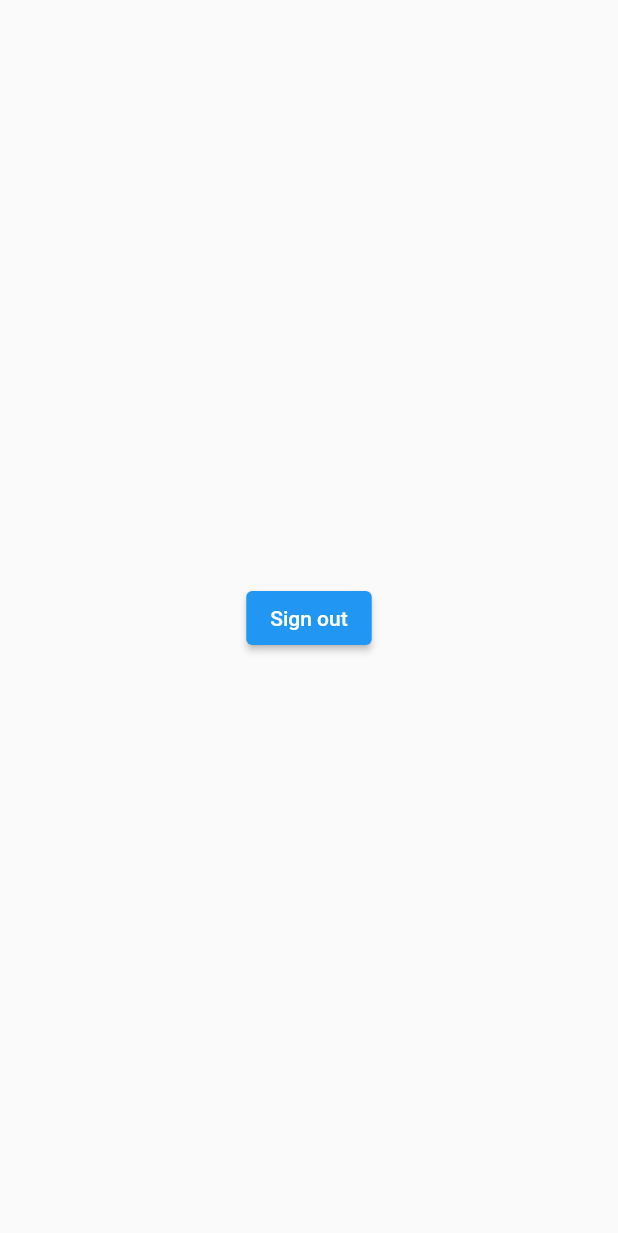
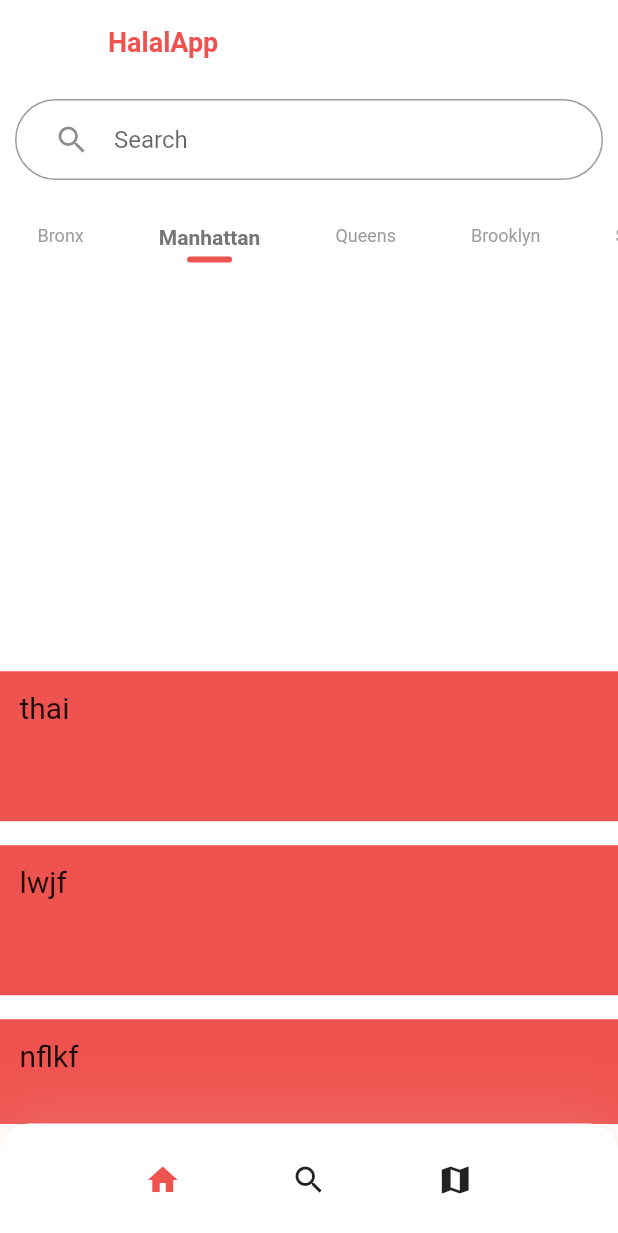
Before and after one commit to RadhyyahHossain/HalalApp, a Flutter app: the AuthScreen screen opened by its route, on a phone screen of 412 x 824 dp. Shown: the top 1233 px of the screen. Run offline on Flutter 3.47's test engine with Material 2 defaults, Android fonts, the phone set to English and light mode, and no system bars; our stand-ins replace firebase_auth, firebase_core; accounts and stored records are empty.

Commit message:
making main part of homepage

```diff
--- /dev/null
+++ b/lib/components/bottom_navbar.dart
@@ -0,0 +1,43 @@
+import 'package:flutter/material.dart';
+import 'package:halalapp/constants.dart';
+
+class bottomNavBar extends StatelessWidget {
+  const bottomNavBar({
+    Key? key,
+  }) : super(key: key);
+
+  @override
+  Widget build(BuildContext context) {
+    return Container(
+      padding: EdgeInsets.symmetric(horizontal: 35),
+      height: 75,
+      width: double.infinity,
+      decoration: BoxDecoration(
+        color: Colors.white,
+        borderRadius: BorderRadius.only(
+          topLeft: Radius.circular(20),
+          topRight: Radius.circular(20),
+        ),
+        boxShadow: [
+          BoxShadow(
+              offset: Offset(0, -7),
+              blurRadius: 33,
+              color: Color.fromARGB(255, 232, 181, 161).withOpacity(0.25)),
+        ],
+      ),
+      child: Row(
+        mainAxisAlignment: MainAxisAlignment.spaceEvenly,
+        children: <Widget>[
+          IconButton(
+              onPressed: () {},
+              icon: Icon(
+                Icons.home,
+                color: kPrimaryColor,
+              )),
+          IconButton(onPressed: () {}, icon: Icon(Icons.search)),
+          IconButton(onPressed: () {}, icon: Icon(Icons.map)),
+        ],
+      ),
+    );
+  }
+}
--- /dev/null
+++ b/lib/components/resturants.dart
@@ -0,0 +1,30 @@
+import 'package:flutter/material.dart';
+import 'package:halalapp/constants.dart';
+
+class Resturants extends StatelessWidget {
+  final String names;
+
+  const Resturants({
+    Key? key,
+    required this.names,
+  }) : super(key: key);
+
+  @override
+  Widget build(BuildContext context) {
+    return Padding(
+      padding: const EdgeInsets.symmetric(vertical: 8.0),
+      child: Container(
+        height: 100,
+        color: kPrimaryColor,
+        child: Padding(
+          padding: const EdgeInsets.all(13.0),
+          child: Text(
+            names,
+            textAlign: TextAlign.left,
+            style: TextStyle(fontSize: 20),
+          ),
+        ),
+      ),
+    );
+  }
+}
--- a/lib/main.dart
+++ b/lib/main.dart
@@ -6,6 +6,7 @@ import 'screens/login_page.dart';
 
 import 'package:firebase_core/firebase_core.dart';
 import 'firebase_options.dart';
+import 'package:halalapp/screens/home_page.dart';
 
 void main() async {
   WidgetsFlutterBinding.ensureInitialized();
@@ -25,7 +26,7 @@ class HomeScreen extends StatelessWidget {
       initialRoute: "/onboarding",
       routes: {
         "/login": (context) => AuthScreen(),
-        "/home": (context) => HomePage(),
+        "/home": (context) => HomeMainPage(),
         "/onboarding": (context) => OnboardingScreen(),
       },
     );
--- a/lib/screens/auth_screen.dart
+++ b/lib/screens/auth_screen.dart
@@ -1,6 +1,7 @@
 import 'package:firebase_auth/firebase_auth.dart';
 import 'package:firebase_core/firebase_core.dart';
 import 'package:flutter/material.dart';
+import 'package:halalapp/screens/home_page.dart';
 import 'package:halalapp/screens/list_screen.dart';
 import 'package:halalapp/screens/login_page.dart';
 
@@ -15,7 +16,7 @@ class AuthScreen extends StatelessWidget {
         builder: (context, snapshot) {
           //if logged in
           if (snapshot.hasData) {
-            return ListScreen();
+            return HomeMainPage();
           } else {
             return LoginPage();
           }
--- a/lib/screens/home_page.dart
+++ b/lib/screens/home_page.dart
@@ -1,15 +1,35 @@
 import 'package:flutter/material.dart';
 import 'package:halalapp/components/borough_list.dart';
+import 'package:halalapp/components/bottom_navbar.dart';
+import 'package:halalapp/components/resturants.dart';
 import 'package:halalapp/components/search_box.dart';
 import 'package:halalapp/constants.dart';
+//import 'package:custom_sliding_segmented_control/custom_sliding_segmented_control.dart';
 
-class HomePage extends StatelessWidget {
-  const HomePage({super.key});
+class HomeMainPage extends StatefulWidget {
+  HomeMainPage({super.key});
+
+  @override
+  State<HomeMainPage> createState() => _HomeMainPageState();
+}
+
+class _HomeMainPageState extends State<HomeMainPage> {
+  List<String> boroughs = [
+    "Bronx",
+    "Manhattan",
+    "Queens",
+    "Brooklyn",
+    "Staten Island"
+  ];
+  int _boroughIndex = 1;
+
+  List<String> rest = ["thai", "lwjf", "nflkf", "ksdbk"];
 
   @override
   Widget build(BuildContext context) {
     return Scaffold(
       backgroundColor: Colors.white,
+      bottomNavigationBar: bottomNavBar(),
       appBar: AppBar(
         backgroundColor: Colors.white,
         elevation: 0,
@@ -33,66 +53,41 @@ class HomePage extends StatelessWidget {
           SearchBox(
             onChanged: (value) {},
           ),
-          SingleChildScrollView(
-            scrollDirection: Axis.horizontal,
-            child: Row(
-              crossAxisAlignment: CrossAxisAlignment.start,
-              children: <Widget>[
-                BoroughNames(
-                  title: "Bronx",
-                  isActive: true,
-                  press: () {},
-                ),
-                BoroughNames(
-                  title: "Manhattan",
-                  press: () {},
-                ),
-                BoroughNames(
-                  title: "Queens",
-                  press: () {},
-                ),
-                BoroughNames(
-                  title: "Brooklyn",
-                  press: () {},
-                ),
-                BoroughNames(
-                  title: "Staten Island",
-                  press: () {},
-                ),
-              ],
+          BoroughPicker(),
+          Expanded(
+            child: ListView.builder(
+              itemCount: rest.length,
+              itemBuilder: (context, index) {
+                return Resturants(
+                  names: rest[index],
+                );
+              },
             ),
           ),
         ],
       ),
-      bottomNavigationBar: Container(
-        padding: EdgeInsets.symmetric(horizontal: 35),
-        height: 75,
-        width: double.infinity,
-        decoration: BoxDecoration(
-          color: Colors.white,
-          borderRadius: BorderRadius.only(
-            topLeft: Radius.circular(20),
-            topRight: Radius.circular(20),
-          ),
-          boxShadow: [
-            BoxShadow(
-                offset: Offset(0, -7),
-                blurRadius: 33,
-                color: Color(0xFF6DAED9).withOpacity(0.18)),
-          ],
-        ),
-        child: Row(
-          mainAxisAlignment: MainAxisAlignment.spaceEvenly,
-          children: <Widget>[
-            IconButton(
-                onPressed: () {},
-                icon: Icon(
-                  Icons.home,
-                  color: Colors.orange[300],
-                )),
-            IconButton(onPressed: () {}, icon: Icon(Icons.search)),
-            IconButton(onPressed: () {}, icon: Icon(Icons.map)),
-          ],
+    );
+  }
+
+  AnimatedContainer BoroughPicker() {
+    return AnimatedContainer(
+      duration: Duration(seconds: 1),
+      curve: Curves.fastOutSlowIn,
+      child: Expanded(
+        child: ListView.builder(
+          scrollDirection: Axis.horizontal,
+          itemCount: boroughs.length,
+          itemBuilder: ((context, index) {
+            return BoroughNames(
+              title: boroughs[index],
+              press: () {
+                setState(() {
+                  _boroughIndex = index;
+                });
+              },
+              isActive: index == _boroughIndex,
+            );
+          }),
         ),
       ),
     );
--- a/lib/screens/login_page.dart
+++ b/lib/screens/login_page.dart
@@ -16,8 +16,10 @@ class LoginPage extends StatelessWidget {
   final _formKey = GlobalKey<FormState>();
   void signInUser(BuildContext context) async {
     try {
-      await FirebaseAuth.instance.createUserWithEmailAndPassword(
+      await FirebaseAuth.instance.signInWithEmailAndPassword(
           email: emailController.text, password: passwordController.text);
+      //FirebaseAuth.instance.createUserWithEmailAndPassword(
+      //    email: emailController.text, password: passwordController.text);
     } catch (e) {
       print("--$e");
       ScaffoldMessenger.of(context).showSnackBar(
--- a/pubspec.yaml
+++ b/pubspec.yaml
@@ -39,6 +39,7 @@ dependencies:
   google_fonts:
   firebase_core: ^2.4.1
   firebase_auth: ^4.2.5
+  custom_sliding_segmented_control: ^1.7.3
 
 dev_dependencies:
   flutter_test:
```
Also changed, not shown: pubspec.lock.
